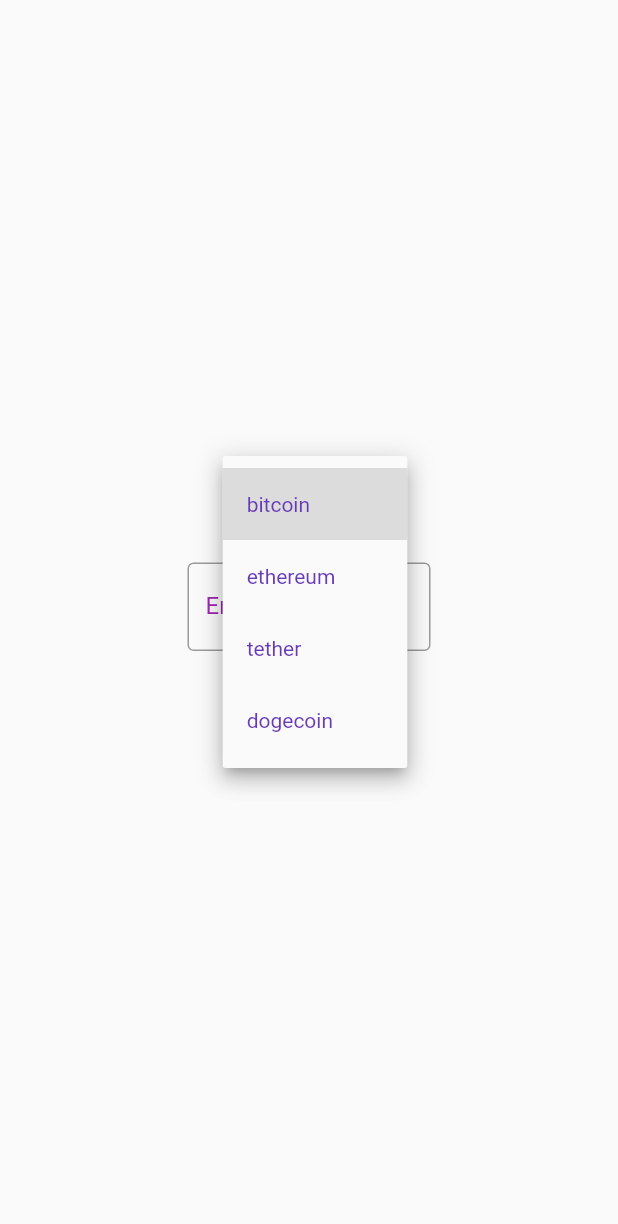
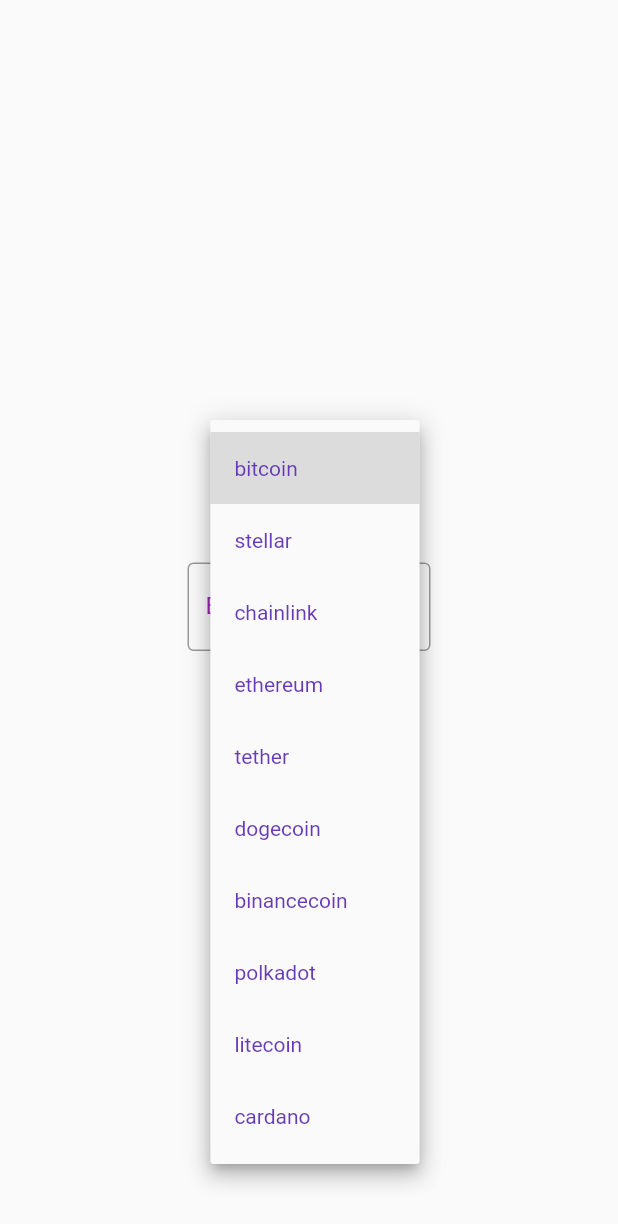
Before and after one commit to prasad1909/Crypto-Currency-Wallet, a Flutter app: the AddCrypto screen opened by its route, after a tap on "bitcoin", on a phone screen of 412 x 824 dp. Shown: the top 1224 px of the screen. Run offline on Flutter 3.47's test engine with Material 2 defaults, Android fonts, the phone set to English and light mode, and no system bars; our stand-ins replace cloud_firestore, email_validator, firebase_auth, firebase_core; accounts and stored records are empty.

Commit message:
add more cryptocurrencies

```diff
--- a/lib/ui/add_crypto.dart
+++ b/lib/ui/add_crypto.dart
@@ -32,9 +32,20 @@ class _AddCryptoState extends State<AddCrypto> {
               setState(() {
                 dropdownValue = newValue;
               });
+              print(dropdownValue);
             },
-            items: <String>['bitcoin', 'ethereum', 'tether', 'dogecoin']
-                .map<DropdownMenuItem<String>>((String value) {
+            items: <String>[
+              'bitcoin',
+              'stellar',
+              'chainlink',
+              'ethereum',
+              'tether',
+              'dogecoin',
+              'binancecoin',
+              'polkadot',
+              'litecoin',
+              'cardano',
+            ].map<DropdownMenuItem<String>>((String value) {
               return DropdownMenuItem<String>(
                 value: value,
                 child: Text(value),
--- a/lib/ui/home.dart
+++ b/lib/ui/home.dart
@@ -13,7 +13,14 @@ class _HomeState extends State<Home> {
   double ethereum = 0.0;
   double tether = 0.0;
   double dogecoin = 0.0;
-  double bitcoins = 0.0;
+  double binancecoin = 0.0;
+  double litecoin = 0.0;
+  double cardano = 0.0;
+  double polkadot = 0.0;
+  double stellar = 0.0;
+  double chainlink = 0.0;
+  bool isVisible = true;
+
   @override
   void initState() {
     getValues();
@@ -24,14 +31,31 @@ class _HomeState extends State<Home> {
     dogecoin = await getAmount('dogecoin');
     tether = await getAmount('tether');
     ethereum = await getAmount('ethereum');
+    binancecoin = await getAmount('binancecoin');
+    litecoin = await getAmount('litecoin');
+    cardano = await getAmount('cardano');
+    polkadot = await getAmount('polkadot');
+    stellar = await getAmount('stellar');
+    chainlink = await getAmount('chainlink');
     setState(() {});
+  }
+
+  makeVisible() {
+    setState(() {
+      isVisible = true;
+    });
+  }
+
+  makeInVisible() {
+    setState(() {
+      isVisible = false;
+    });
   }
 
   @override
   Widget build(BuildContext context) {
     double getFinalAmt(String id, double amt) {
       if (id == 'bitcoin') {
-        bitcoins = amt;
         return double.parse((bitcoin * amt).toStringAsFixed(2));
       } else if (id == 'dogecoin') {
         return double.parse((dogecoin * amt).toStringAsFixed(2));
@@ -39,6 +63,18 @@ class _HomeState extends State<Home> {
         return double.parse((tether * amt).toStringAsFixed(2));
       } else if (id == 'ethereum') {
         return double.parse((ethereum * amt).toStringAsFixed(2));
+      } else if (id == 'binancecoin') {
+        return double.parse((binancecoin * amt).toStringAsFixed(2));
+      } else if (id == 'litecoin') {
+        return double.parse((litecoin * amt).toStringAsFixed(2));
+      } else if (id == 'polkadot') {
+        return double.parse((polkadot * amt).toStringAsFixed(2));
+      } else if (id == 'cardano') {
+        return double.parse((cardano * amt).toStringAsFixed(2));
+      } else if (id == 'stellar') {
+        return double.parse((stellar * amt).toStringAsFixed(2));
+      } else if (id == 'chainlink') {
+        return double.parse((chainlink * amt).toStringAsFixed(2));
       }
       return 0.0;
     }
@@ -55,8 +91,8 @@ class _HomeState extends State<Home> {
                   .doc(FirebaseAuth.instance.currentUser.uid)
                   .collection('coins')
                   .snapshots(),
-            builder:
-                (BuildContext context, AsyncSnapshot<QuerySnapshot> snapshot) {
+              builder: (BuildContext context,
+                  AsyncSnapshot<QuerySnapshot> snapshot) {
                 if (snapshot.hasError) {
                   return Text('Something went wrong');
                 }
@@ -66,8 +102,10 @@ class _HomeState extends State<Home> {
                 }
 
                 if (snapshot.data.docs.length > 0) {
+                  //makeVisible();
                   return new ListView(
-                  children: snapshot.data.docs.map((DocumentSnapshot document) {
+                    children:
+                        snapshot.data.docs.map((DocumentSnapshot document) {
                       return Padding(
                           padding: EdgeInsets.fromLTRB(10, 20, 10, 20),
                           child: Container(
@@ -77,7 +115,8 @@ class _HomeState extends State<Home> {
                                 borderRadius: BorderRadius.circular(10),
                               ),
                               child: Row(
-                              mainAxisAlignment: MainAxisAlignment.spaceEvenly,
+                                mainAxisAlignment:
+                                    MainAxisAlignment.spaceEvenly,
                                 children: [
                                   Text(
                                     document.id.toUpperCase(),
@@ -87,7 +126,9 @@ class _HomeState extends State<Home> {
                                         color: Colors.white),
                                   ),
                                   Text(
-                                  document.data()['amount'].toString(),
+                                    document
+                                        .data()['amount']
+                                        .toStringAsFixed(4),
                                     style: TextStyle(
                                         fontSize: 15,
                                         fontWeight: FontWeight.bold,
@@ -108,14 +149,15 @@ class _HomeState extends State<Home> {
                     }).toList(),
                   );
                 } else {
-                return Text(
+                  //makeInVisible();
+                  return Center(
+                      child: Text(
                     'You Don\'t have any CryptoCurrency.\nAdd CryptoCurrency using the add button.',
                     style: TextStyle(fontWeight: FontWeight.bold, fontSize: 20),
-                );
+                  ));
                 }
               },
-          )),
-        ),
+            ))),
         floatingActionButton: Column(
           mainAxisAlignment: MainAxisAlignment.end,
           children: [
--- a/lib/ui/sell_crypto.dart
+++ b/lib/ui/sell_crypto.dart
@@ -62,8 +62,18 @@ class _SellCryptoState extends State<SellCrypto> {
               makeInVisible();
               makeInVisible2();
             },
-            items: <String>['bitcoin', 'ethereum', 'tether', 'dogecoin']
-                .map<DropdownMenuItem<String>>((String value) {
+            items: <String>[
+              'bitcoin',
+              'ethereum',
+              'tether',
+              'dogecoin',
+              'binancecoin',
+              'polkadot',
+              'litecoin',
+              'cardano',
+              'stellar',
+              'chainlink',
+            ].map<DropdownMenuItem<String>>((String value) {
               return DropdownMenuItem<String>(
                 value: value,
                 child: Text(value),
```
Lines whose indentation alone changed are shown as unchanged.
